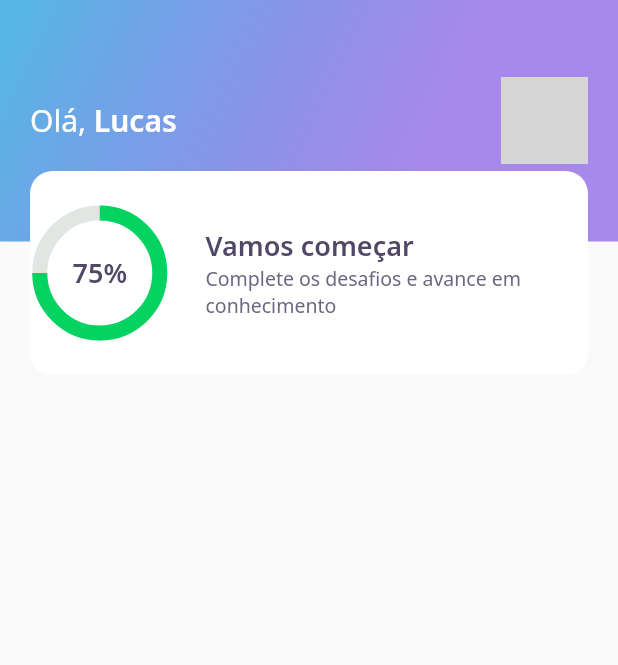
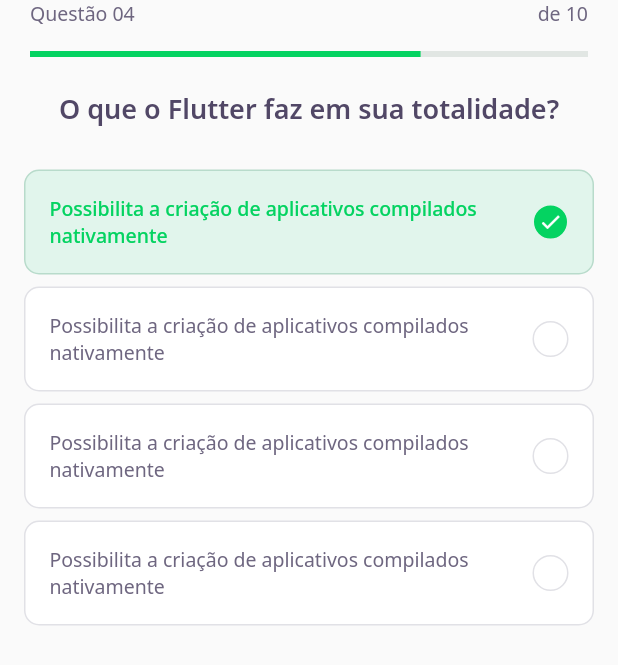
Before and after one commit to LucasFerreiraJs/rocketseat-appdevquiz-flutter, a Flutter app: the screen it shows after launch, on a phone screen of 412 x 824 dp. Shown: the top 665 px of the screen. Run offline on Flutter 3.47's test engine with Material 2 defaults, Android fonts, the phone set to English and light mode, and no system bars; our stand-ins replace google_fonts; grey boxes are pictures that could not be loaded.

Commit message:
feature(challenge_page) add widget: quiz, question_indicator e answer

```diff
--- /dev/null
+++ b/lib/challenge/challenge_page.dart
@@ -0,0 +1,25 @@
+import 'package:DevQuiz/challenge/widgets/question_indicator/question_indicator_widget.dart';
+import 'package:DevQuiz/challenge/widgets/quiz/quiz_widget.dart';
+import 'package:flutter/material.dart';
+
+class ChallengePage extends StatefulWidget {
+  ChallengePage({Key? key}) : super(key: key);
+
+  @override
+  _ChallengePageState createState() => _ChallengePageState();
+}
+
+class _ChallengePageState extends State<ChallengePage> {
+  @override
+  Widget build(BuildContext context) {
+    return Scaffold(
+        appBar: PreferredSize(
+          preferredSize: Size.fromHeight(60),
+          child: SafeArea(
+            top: true,
+            child: QuestionIndicatorWidget(),
+          ),
+        ),
+        body: QuizWidget(title: "O que o Flutter faz em sua totalidade?"));
+  }
+}
--- /dev/null
+++ b/lib/challenge/widgets/answer/answer_widget.dart
@@ -0,0 +1,62 @@
+import 'package:DevQuiz/core/app_colors.dart';
+import 'package:DevQuiz/core/app_text_styles.dart';
+import 'package:flutter/material.dart';
+
+class AnswerWidget extends StatelessWidget {
+  final String title;
+  final bool isRight;
+  final bool isSelected;
+
+  const AnswerWidget({
+    Key? key,
+    required this.title,
+    this.isRight = false,
+    this.isSelected = false,
+  }) : super(key: key);
+
+  Color get _selectedColorRight => isRight ? AppColors.darkGreen : AppColors.darkRed;
+  Color get _selectedBorderRight => isRight ? AppColors.lightGreen : AppColors.lightRed;
+  Color get _selectedColorCardRight => isRight ? AppColors.lightGreen : AppColors.lightRed;
+  Color get _selectedBorderCardRight => isRight ? AppColors.green : AppColors.red;
+  TextStyle get _selectedTextStyleRight => isRight ? AppTextStyles.bodyDarkGreen : AppTextStyles.bodyDarkRed;
+  IconData get _selectedIconRight => isRight ? Icons.check : Icons.close;
+
+  @override
+  Widget build(BuildContext context) {
+    return Padding(
+      padding: const EdgeInsets.symmetric(horizontal: 16.0, vertical: 4),
+      child: Container(
+        padding: const EdgeInsets.symmetric(horizontal: 16, vertical: 16),
+        decoration: BoxDecoration(
+          color: isSelected ? _selectedColorCardRight : AppColors.white,
+          borderRadius: BorderRadius.circular(10),
+          border: Border.fromBorderSide(
+            BorderSide(color: isSelected ? _selectedBorderCardRight : AppColors.border),
+          ),
+        ),
+        child: Row(
+          mainAxisAlignment: MainAxisAlignment.spaceBetween,
+          children: [
+            Expanded(child: Text(title, style: isSelected ? _selectedTextStyleRight : AppTextStyles.body)),
+            Container(
+              width: 24,
+              height: 24,
+              decoration: BoxDecoration(
+                color: isSelected ? _selectedColorRight : AppColors.white,
+                borderRadius: BorderRadius.circular(500),
+                border: Border.fromBorderSide(BorderSide(color: isSelected ? _selectedBorderRight : AppColors.border)),
+              ),
+              child: isSelected
+                  ? Icon(
+                      _selectedIconRight,
+                      size: 16,
+                      color: Colors.white,
+                    )
+                  : null,
+            )
+          ],
+        ),
+      ),
+    );
+  }
+}
--- /dev/null
+++ b/lib/challenge/widgets/question_indicator/question_indicator_widget.dart
@@ -0,0 +1,37 @@
+import 'package:DevQuiz/core/app_text_styles.dart';
+import 'package:DevQuiz/shared/widgets/progress_indicator/progress_indicator_widget.dart';
+import 'package:flutter/material.dart';
+
+class QuestionIndicatorWidget extends StatelessWidget {
+  QuestionIndicatorWidget({Key? key}) : super(key: key);
+
+  @override
+  Widget build(BuildContext context) {
+    return Container(
+      padding: const EdgeInsets.symmetric(horizontal: 20),
+      child: Column(
+        children: [
+          Row(
+            mainAxisAlignment: MainAxisAlignment.spaceBetween,
+            children: [
+              Text(
+                "Questão 04",
+                style: AppTextStyles.body,
+              ),
+              Text(
+                "de 10",
+                style: AppTextStyles.body,
+              ),
+            ],
+          ),
+          SizedBox(
+            height: 16,
+          ),
+          ProgressIndicatorWidget(
+            value: 0.7,
+          ),
+        ],
+      ),
+    );
+  }
+}
--- /dev/null
+++ b/lib/challenge/widgets/quiz/quiz_widget.dart
@@ -0,0 +1,34 @@
+import 'package:DevQuiz/challenge/widgets/answer/answer_widget.dart';
+import 'package:DevQuiz/core/app_text_styles.dart';
+import 'package:flutter/material.dart';
+
+class QuizWidget extends StatelessWidget {
+  final String title;
+
+  QuizWidget({Key? key, required this.title}) : super(key: key);
+
+  @override
+  Widget build(BuildContext context) {
+    return Container(
+      child: Column(
+        children: [
+          Text(
+            title,
+            style: AppTextStyles.heading,
+          ),
+          SizedBox(
+            height: 24,
+          ),
+          AnswerWidget(
+            title: "Possibilita a criação de aplicativos compilados nativamente",
+            isRight: true,
+            isSelected: true,
+          ),
+          AnswerWidget(title: "Possibilita a criação de aplicativos compilados nativamente"),
+          AnswerWidget(title: "Possibilita a criação de aplicativos compilados nativamente"),
+          AnswerWidget(title: "Possibilita a criação de aplicativos compilados nativamente"),
+        ],
+      ),
+    );
+  }
+}
--- a/lib/core/app_widget.dart
+++ b/lib/core/app_widget.dart
@@ -1,3 +1,4 @@
+import 'package:DevQuiz/challenge/challenge_page.dart';
 import 'package:DevQuiz/home/home_page.dart';
 import 'package:DevQuiz/splash/splash_page.dart';
 import 'package:flutter/material.dart';
@@ -7,7 +8,7 @@ class AppWidget extends StatelessWidget {
   Widget build(BuildContext context) {
     return MaterialApp(
       title: "DevQuiz",
-      home: HomePage(),
+      home: ChallengePage(),
     );
   }
 }
--- a/lib/home/widgets/scoreCard/score_card_widget.dart
+++ b/lib/home/widgets/scoreCard/score_card_widget.dart
@@ -16,6 +16,8 @@ class ScoreCardWidget extends StatelessWidget {
       child: Container(
         height: 136,
         decoration: BoxDecoration(color: AppColors.white, borderRadius: BorderRadius.circular(15)),
+        child: Padding(
+          padding: const EdgeInsets.symmetric(horizontal: 24),
           child: Row(
             crossAxisAlignment: CrossAxisAlignment.center,
             children: [
@@ -46,6 +48,7 @@ class ScoreCardWidget extends StatelessWidget {
             ],
           ),
         ),
+      ),
     );
   }
 }
--- /dev/null
+++ b/lib/shared/widgets/progress_indicator/progress_indicator_widget.dart
@@ -0,0 +1,17 @@
+import 'package:DevQuiz/core/app_colors.dart';
+import 'package:flutter/material.dart';
+
+class ProgressIndicatorWidget extends StatelessWidget {
+  final double value;
+
+  const ProgressIndicatorWidget({Key? key, required this.value}) : super(key: key);
+
+  @override
+  Widget build(BuildContext context) {
+    return LinearProgressIndicator(
+      value: value,
+      backgroundColor: AppColors.chartSecondary,
+      valueColor: AlwaysStoppedAnimation<Color>(AppColors.chartPrimary),
+    );
+  }
+}
```
Also changed, not shown: lib/home/home_page.dart (+33 -0 lines), lib/home/widgets/level_button/level_button_widget.dart (added, +48 -0 lines), lib/home/widgets/quiz_card/quiz_card_widget.dart (added, +56 -0 lines), 1 other file. Lines whose indentation alone changed are shown as unchanged.
